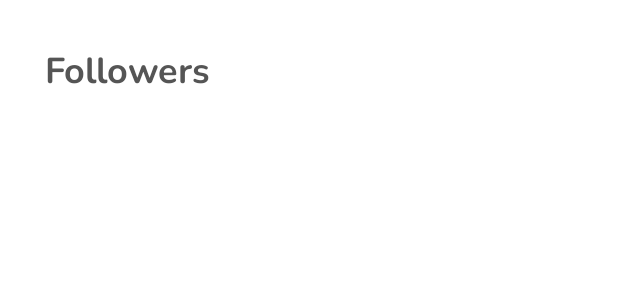
After one commit to Sye7/SocialNetwork, an Android app: the layout activity_follower_and_following.xml on its own in the app's theme, with its tools: preview values and no code run, on a phone screen of 412 x 824 dp. The commit adds this screen. Shown: the top 300 px of the screen. Run offline under Robolectric (Android 15) with nearby library versions, the phone set to English and light mode, and no system bars; Roboto replaces fonts that are not available here.

Commit message:
Followers Nd Following Can be seend

```diff
--- a/app/src/main/AndroidManifest.xml
+++ b/app/src/main/AndroidManifest.xml
@@ -15,7 +15,8 @@
         android:roundIcon="@mipmap/ic_launcher_round"
         android:supportsRtl="true"
         android:theme="@style/AppTheme">
-        <activity android:name=".OtherUserProfile"></activity>
+        <activity android:name=".FollowerAndFollowingActivity"></activity>
+        <activity android:name=".OtherUserProfile" />
         <activity android:name=".MainTabActivity" />
         <activity android:name=".SearchUsers" />
         <activity android:name=".AnyTalk" />
--- a/app/src/main/java/com/example/socialnetwork/adapter/FeedAdapter.java
+++ b/app/src/main/java/com/example/socialnetwork/adapter/FeedAdapter.java
@@ -378,6 +378,7 @@ public class FeedAdapter extends RecyclerView.Adapter<RecyclerView.ViewHolder> {
     private OnFeedItemClickListener onFeedItemClickListener;
 
     public void setOnFeedItemClickListener(OnFeedItemClickListener onFeedItemClickListener) {
+
         this.onFeedItemClickListener = onFeedItemClickListener;
     }
 
--- /dev/null
+++ b/app/src/main/res/layout/activity_follower_and_following.xml
@@ -0,0 +1,31 @@
+<?xml version="1.0" encoding="utf-8"?>
+<RelativeLayout xmlns:android="http://schemas.android.com/apk/res/android"
+    xmlns:app="http://schemas.android.com/apk/res-auto"
+    xmlns:tools="http://schemas.android.com/tools"
+    android:layout_width="match_parent"
+    android:layout_height="match_parent"
+    android:background="#ffffff"
+    tools:context=".FollowerAndFollowingActivity">
+
+
+    <TextView
+        android:id="@+id/heading_label"
+        android:layout_width="wrap_content"
+        android:layout_height="wrap_content"
+        android:layout_alignParentStart="true"
+        android:layout_alignParentTop="true"
+        android:layout_marginLeft="30dp"
+        android:layout_marginTop="30dp"
+        android:fontFamily="@font/nunito_bold"
+        android:text="Followers"
+        android:textColor="#555555"
+        android:textSize="24sp" />
+
+    <androidx.recyclerview.widget.RecyclerView
+        android:id="@+id/result_list"
+        android:layout_width="match_parent"
+        android:layout_height="match_parent"
+        android:layout_below="@+id/heading_label"
+        android:layout_marginTop="50dp"/>
+
+</RelativeLayout>
--- a/app/src/main/res/layout/activity_user_profile.xml
+++ b/app/src/main/res/layout/activity_user_profile.xml
@@ -178,6 +178,7 @@
                             android:layout_height="wrap_content"
                             android:layout_weight="1"
                             android:gravity="center"
+                            android:id="@+id/followerLayout"
                             android:orientation="vertical">
 
                             <TextView
@@ -200,6 +201,7 @@
                             android:layout_width="wrap_content"
                             android:layout_height="wrap_content"
                             android:layout_weight="1"
+                            android:id="@+id/followingLayout"
                             android:gravity="center"
                             android:orientation="vertical">
 
```
Also changed, not shown: app/src/main/java/com/example/socialnetwork/FollowerAndFollowingActivity.java (added, +126 -0 lines), app/src/main/java/com/example/socialnetwork/adapter/FollowerANdFollowingAdapter.java (added, +113 -0 lines), app/src/main/java/com/example/socialnetwork/fragment/UserProfileFragment.java (+30 -4 lines), app/src/main/java/com/example/socialnetwork/model/Profile.java (+8 -0 lines).
